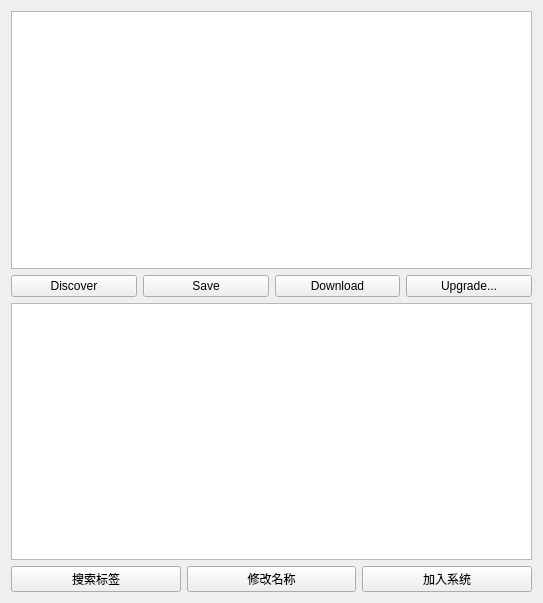
First picture: the form in iTmsGui/irdmview.ui, repository fzlgejiao/PTMS, before the edit.
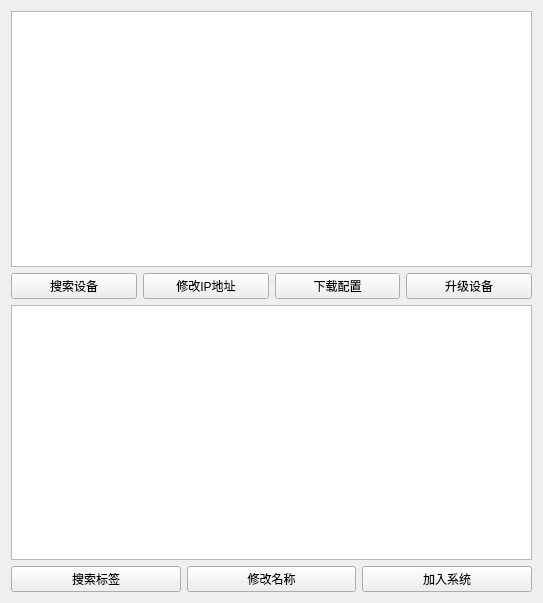
Second picture: the form after the edit.

The edit to the form file:
```diff
--- a/iTmsGui/irdmview.ui
+++ b/iTmsGui/irdmview.ui
@@ -44,28 +44,28 @@
      <item row="0" column="0">
       <widget class="QPushButton" name="btnDiscover">
        <property name="text">
-        <string>Discover</string>
+        <string>搜索设备</string>
        </property>
       </widget>
      </item>
      <item row="0" column="1">
       <widget class="QPushButton" name="btnSave">
        <property name="text">
-        <string>Save</string>
+        <string>修改IP地址</string>
        </property>
       </widget>
      </item>
      <item row="0" column="2">
       <widget class="QPushButton" name="btnDownload">
        <property name="text">
-        <string>Download</string>
+        <string>下载配置</string>
        </property>
       </widget>
      </item>
      <item row="0" column="3">
       <widget class="QPushButton" name="btnUpgrade">
        <property name="text">
-        <string>Upgrade...</string>
+        <string>升级设备</string>
        </property>
       </widget>
      </item>
```
Left out of the diff: 2 changed lines with no effect on the pictures.
